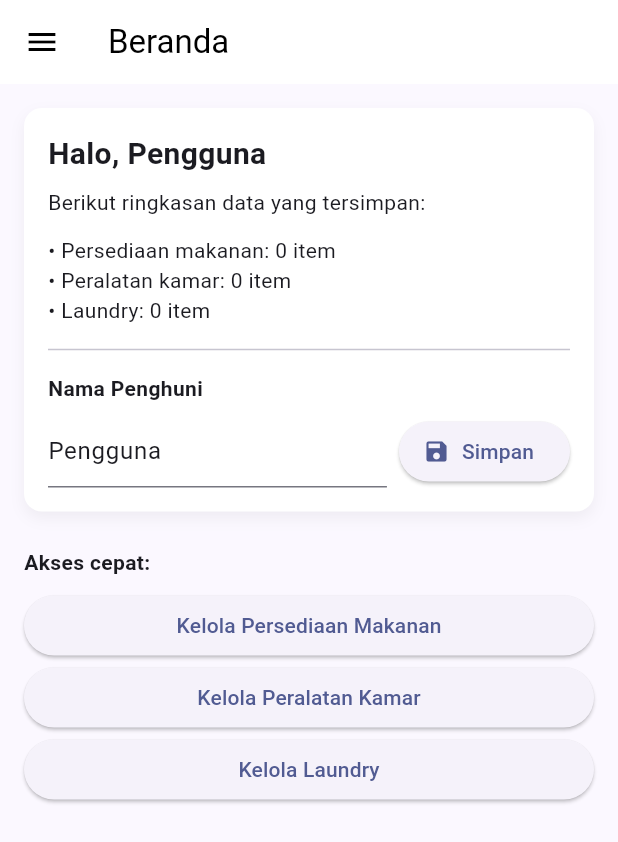
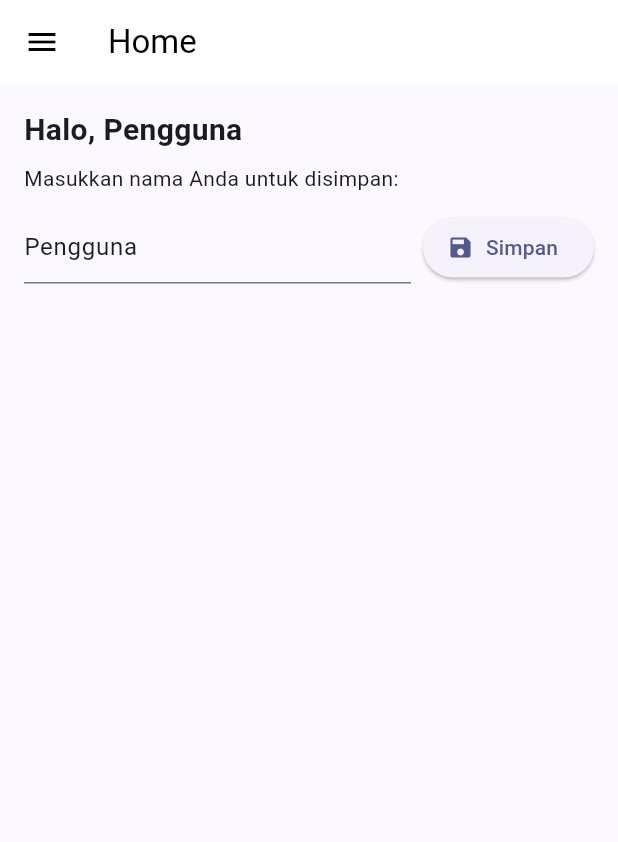
Before and after one commit to rafifrad/PPBL_Tubes, a Flutter app: the screen it shows after launch, on a phone screen of 412 x 824 dp. Shown: the top 842 px of the screen. Run offline on Flutter 3.47's test engine with Material 3 defaults, Android fonts, the phone set to English and light mode, and no system bars; our stand-ins replace shared_preferences, sqflite; accounts and stored records are empty.

```diff
--- a/tubes_ppbl/lib/main.dart
+++ b/tubes_ppbl/lib/main.dart
@@ -34,54 +34,25 @@ class MainScreen extends StatefulWidget {
 }
 
 class _MainScreenState extends State<MainScreen> {
-  late Widget _currentScreen;
-  late String _currentTitle;
-  final List<_DrawerItem> _menuItems = [
-    _DrawerItem(
-      title: 'Beranda',
-      icon: Icons.dashboard_outlined,
-      builder: () => const HomeScreen(),
-    ),
-    _DrawerItem(
-      title: 'Persediaan Makanan',
-      icon: Icons.fastfood_outlined,
-      builder: () => const FoodScreen(),
-    ),
-    _DrawerItem(
-      title: 'Peralatan Kamar',
-      icon: Icons.chair_alt_outlined,
-      builder: () => const EquipmentScreen(),
-    ),
-    _DrawerItem(
-      title: 'Laundry',
-      icon: Icons.local_laundry_service_outlined,
-      builder: () => const LaundryScreen(),
-    ),
-    _DrawerItem(title: 'CRUD 5', icon: Icons.build_outlined),
-    _DrawerItem(title: 'CRUD 6', icon: Icons.storage_outlined),
-    _DrawerItem(title: 'CRUD 7', icon: Icons.task_outlined),
-    _DrawerItem(title: 'CRUD 8', icon: Icons.inventory_2_outlined),
-    _DrawerItem(title: 'CRUD 9', icon: Icons.list_alt_outlined),
+  int _currentIndex = 0;
+
+  final List<Widget> _screens = [
+    const HomeScreen(),
+    const FoodScreen(),
+    const EquipmentScreen(),
+    const LaundryScreen(),
   ];
 
-  @override
-  void initState() {
-    super.initState();
-    _currentScreen = const HomeScreen();
-    _currentTitle = 'Beranda';
-  }
+  final List<String> _titles = [
+    'Home',
+    'Persediaan Makanan',
+    'Peralatan Kamar',
+    'Laundry'
+  ];
 
-  void _selectMenu(_DrawerItem item) {
-    Navigator.pop(context);
-    if (item.builder == null) {
-      ScaffoldMessenger.of(context).showSnackBar(
-        SnackBar(content: Text('${item.title} belum tersedia')),
-      );
-      return;
-    }
+  void _onItemTapped(int index) {
     setState(() {
-      _currentScreen = item.builder!();
-      _currentTitle = item.title;
+      _currentIndex = index;
     });
   }
 
@@ -89,7 +60,7 @@ class _MainScreenState extends State<MainScreen> {
   Widget build(BuildContext context) {
     return Scaffold(
       appBar: AppBar(
-        title: Text(_currentTitle, style: const TextStyle(color: Colors.black)),
+        title: Text(_titles[_currentIndex]),
         backgroundColor: Colors.white,
         foregroundColor: Colors.black,
         elevation: 0,
@@ -117,25 +88,30 @@ class _MainScreenState extends State<MainScreen> {
                 ],
               ),
             ),
-            ..._menuItems.map(
-              (item) => ListTile(
-                leading: Icon(item.icon),
-                title: Text(item.title),
-                onTap: () => _selectMenu(item),
+            ..._titles.asMap().entries.map(
+              (entry) => ListTile(
+                leading: _getIcon(entry.key),
+                title: Text(entry.value),
+                onTap: () {
+                  Navigator.pop(context);
+                  _onItemTapped(entry.key);
+                },
               ),
             ),
           ],
         ),
       ),
-      body: _currentScreen,
+      body: _screens[_currentIndex],
     );
   }
+
+  Icon _getIcon(int index) {
+    switch (index) {
+      case 0: return const Icon(Icons.home_outlined);
+      case 1: return const Icon(Icons.fastfood_outlined);
+      case 2: return const Icon(Icons.chair_alt_outlined);
+      case 3: return const Icon(Icons.local_laundry_service_outlined);
+      default: return const Icon(Icons.error);
+    }
+  }
 }
-
-class _DrawerItem {
-  final String title;
-  final IconData icon;
-  final Widget Function()? builder;
-
-  const _DrawerItem({required this.title, required this.icon, this.builder});
-}
--- a/tubes_ppbl/lib/screens/home_screen.dart
+++ b/tubes_ppbl/lib/screens/home_screen.dart
@@ -1,5 +1,4 @@
 import 'package:flutter/material.dart';
-import '../database/database_helper.dart';
 import '../services/preferences_service.dart';
 
 class HomeScreen extends StatefulWidget {
@@ -10,14 +9,10 @@ class HomeScreen extends StatefulWidget {
 }
 
 class _HomeScreenState extends State<HomeScreen> {
-  final _db = DatabaseHelper.instance;
   final _prefs = PreferencesService.instance;
 
   bool _loading = true;
   String _name = 'Pengguna';
-  int _food = 0;
-  int _equipment = 0;
-  int _laundry = 0;
   final _nameCtrl = TextEditingController();
 
   @override
@@ -28,15 +23,9 @@ class _HomeScreenState extends State<HomeScreen> {
 
   Future<void> _load() async {
     await _prefs.init();
-    final foods = await _db.getAllFoods();
-    final equipments = await _db.getAllEquipments();
-    final laundries = await _db.getAllLaundries();
     setState(() {
       _name = _prefs.getUserName() ?? 'Pengguna';
       _nameCtrl.text = _name;
-      _food = foods.length;
-      _equipment = equipments.length;
-      _laundry = laundries.length;
       _loading = false;
     });
   }
@@ -63,24 +52,12 @@ class _HomeScreenState extends State<HomeScreen> {
     if (_loading) {
       return const Scaffold(body: Center(child: CircularProgressIndicator()));
     }
-    return RefreshIndicator(
+    return Scaffold(
+      // Hapus appBar dan drawer dari sini, karena sudah dikelola oleh MainScreen
+      body: RefreshIndicator(
         onRefresh: _load,
-      child: ListView(
-        padding: const EdgeInsets.all(16),
-        children: [
-          Container(
-            padding: const EdgeInsets.all(16),
-            decoration: BoxDecoration(
-              color: Colors.white,
-              borderRadius: BorderRadius.circular(12),
-              boxShadow: [
-                BoxShadow(
-                  color: Colors.black.withOpacity(0.05),
-                  blurRadius: 8,
-                  offset: const Offset(0, 4),
-                ),
-              ],
-            ),
+        child: Padding(
+          padding: const EdgeInsets.all(16.0),
           child: Column(
             crossAxisAlignment: CrossAxisAlignment.start,
             children: [
@@ -92,17 +69,8 @@ class _HomeScreenState extends State<HomeScreen> {
                 ),
               ),
               const SizedBox(height: 8),
-                const Text('Berikut ringkasan data yang tersimpan:'),
+              const Text('Masukkan nama Anda untuk disimpan:'),
               const SizedBox(height: 12),
-                Text('• Persediaan makanan: $_food item'),
-                Text('• Peralatan kamar: $_equipment item'),
-                Text('• Laundry: $_laundry item'),
-                const Divider(height: 32),
-                const Text(
-                  'Nama Penghuni',
-                  style: TextStyle(fontWeight: FontWeight.bold),
-                ),
-                const SizedBox(height: 8),
               Row(
                 children: [
                   Expanded(
@@ -124,25 +92,6 @@ class _HomeScreenState extends State<HomeScreen> {
             ],
           ),
         ),
-          const SizedBox(height: 24),
-          const Text(
-            'Akses cepat:',
-            style: TextStyle(fontWeight: FontWeight.bold),
-          ),
-          const SizedBox(height: 8),
-          ElevatedButton(
-            onPressed: () => Navigator.pushNamed(context, '/food'),
-            child: const Text('Kelola Persediaan Makanan'),
-          ),
-          ElevatedButton(
-            onPressed: () => Navigator.pushNamed(context, '/equipment'),
-            child: const Text('Kelola Peralatan Kamar'),
-          ),
-          ElevatedButton(
-            onPressed: () => Navigator.pushNamed(context, '/laundry'),
-            child: const Text('Kelola Laundry'),
-          ),
-        ],
       ),
     );
   }
```
Lines whose indentation alone changed are shown as unchanged.
